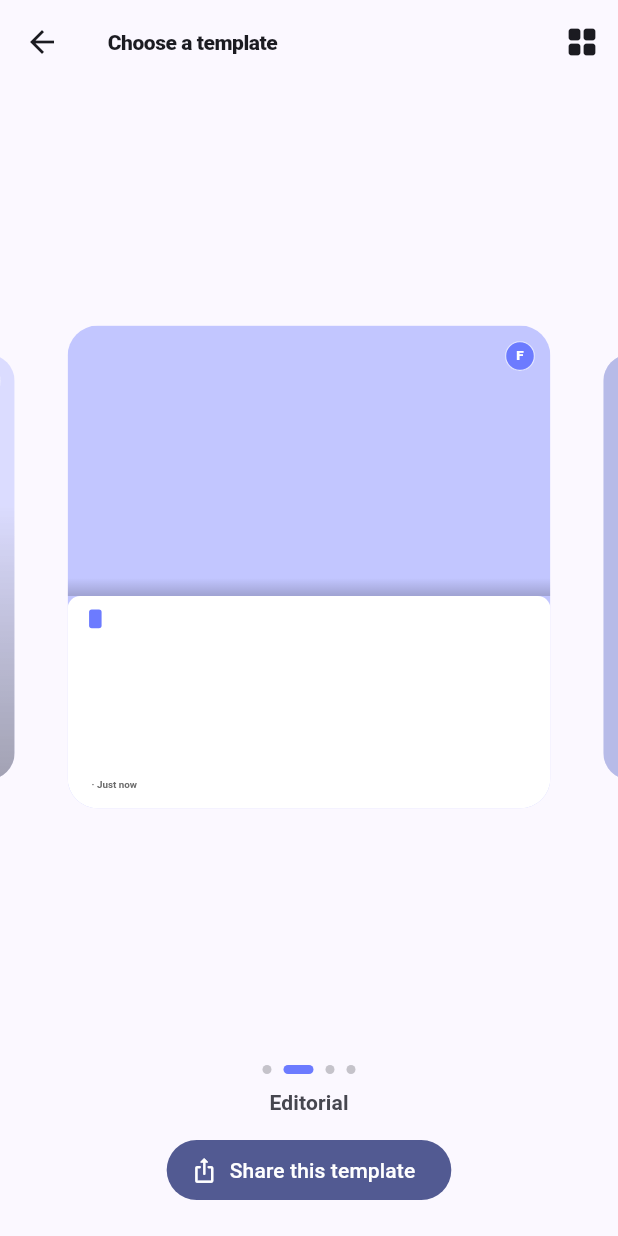
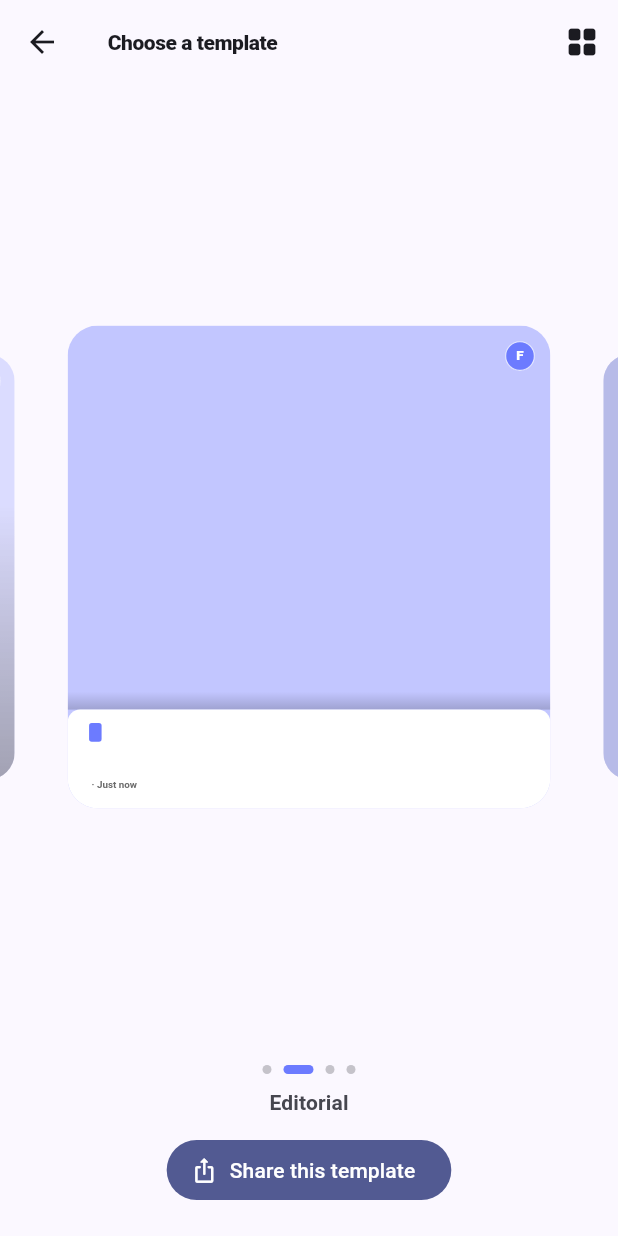
Before and after one commit to AsfaqueAhmed/news-scapper, a Flutter app: the SharePreviewScreen screen opened directly with empty values, swiped to page 2, on a phone screen of 412 x 824 dp. Run offline on Flutter 3.47's test engine with Material 3 defaults, Android fonts, the light colour scheme and no system bars; our stand-ins replace cached_network_image, flutter_riverpod, flutter_secure_storage, share_plus, shared_preferences, supabase_flutter; missing offline and left inert: dart_rss; accounts and stored records are empty; network calls fail.

Commit message:
Show the article description in the Editorial template, sized to content
Add the short description (max 3 lines) below the headline in the
card template, and make the white card's height track its actual
content instead of a fixed fraction of the photo -- so short
headlines/descriptions don't leave excess white space and long ones
don't get clipped by a too-short card.

```diff
--- a/lib/features/news/data/datasources/share_data_source.dart
+++ b/lib/features/news/data/datasources/share_data_source.dart
@@ -55,6 +55,7 @@ class ShareDataSource {
       image: image,
       accentColor: sourceAccent(article.sourceId),
       title: article.title,
+      description: article.description,
       metaText: '${article.sourceName} · ${relativeTime(article.pubDate)}',
       category: article.category,
       config: config,
--- a/lib/features/news/data/share/share_card_renderer.dart
+++ b/lib/features/news/data/share/share_card_renderer.dart
@@ -108,6 +108,7 @@ class ShareCardRenderer {
     required ui.Image? image,
     required Color accentColor,
     required String title,
+    String? description,
     required String metaText,
     String? category,
     required ShareCardConfig config,
@@ -130,7 +131,7 @@ class ShareCardRenderer {
           _drawRibbon(canvas, bounds, title, metaText, category, palette,
               hasImage: hasImage, showBadge: config.showRibbonBadge);
         case TitlePosition.card:
-          _drawCard(canvas, bounds, title, metaText, category, palette);
+          _drawCard(canvas, bounds, title, description, metaText, category, palette);
         case TitlePosition.panel:
           _drawPanel(canvas, bounds, title, metaText, category, palette);
         case TitlePosition.spotlight:
@@ -291,18 +292,75 @@ class ShareCardRenderer {
   }
 
   /// A white editorial card overlapping the bottom of the photo: colored
-  /// tag, bold black headline, gray meta line -- plus an outlined category
-  /// pill over the photo itself when the article has a category.
+  /// tag, bold black headline, a short description, gray meta line -- plus
+  /// an outlined category pill over the photo itself when the article has
+  /// a category. The card's height tracks exactly how much its content
+  /// needs (title and description each cap at a few lines), rather than a
+  /// fixed fraction of the photo.
   static void _drawCard(
     Canvas canvas,
     Rect bounds,
     String title,
+    String? description,
     String metaText,
     String? category,
     Color tagColor,
   ) {
     const padding = 48.0;
-    final cardTop = bounds.top + bounds.height * 0.56;
+    const topInset = 30.0;
+    const afterTagGap = 20.0;
+    const afterTitleGap = 16.0;
+    const afterDescriptionGap = 14.0;
+    const bottomInset = 40.0;
+    final maxTextWidth = bounds.width - padding * 2;
+
+    final tagPainter = TextPainter(
+      text: TextSpan(
+        text: (category ?? 'Breaking News').toUpperCase(),
+        style: const TextStyle(color: _white, fontSize: 22, fontWeight: FontWeight.w800, letterSpacing: 0.6),
+      ),
+      textDirection: TextDirection.ltr,
+    )..layout();
+    final tagBoxHeight = tagPainter.height + 16;
+
+    final titlePainter = TextPainter(
+      text: TextSpan(
+        text: title,
+        style: const TextStyle(color: _nearBlack, fontSize: 42, fontWeight: FontWeight.w800, height: 1.18),
+      ),
+      textDirection: TextDirection.ltr,
+      maxLines: 3,
+      ellipsis: '…',
+    )..layout(maxWidth: maxTextWidth);
+
+    TextPainter? descriptionPainter;
+    if (description != null && description.isNotEmpty) {
+      descriptionPainter = TextPainter(
+        text: TextSpan(
+          text: description,
+          style: const TextStyle(color: Color(0xFF4A4A4A), fontSize: 26, fontWeight: FontWeight.w500, height: 1.32),
+        ),
+        textDirection: TextDirection.ltr,
+        maxLines: 3,
+        ellipsis: '…',
+      )..layout(maxWidth: maxTextWidth);
+    }
+
+    final metaPainter = TextPainter(
+      text: TextSpan(
+        text: metaText,
+        style: const TextStyle(color: Color(0xFF6B6B6B), fontSize: 22, fontWeight: FontWeight.w600),
+      ),
+      textDirection: TextDirection.ltr,
+    )..layout(maxWidth: maxTextWidth);
+
+    var contentHeight = topInset + tagBoxHeight + afterTagGap + titlePainter.height;
+    if (descriptionPainter != null) {
+      contentHeight += afterTitleGap + descriptionPainter.height;
+    }
+    contentHeight += afterDescriptionGap + metaPainter.height + bottomInset;
+
+    final cardTop = bounds.bottom - contentHeight;
     final cardRect = Rect.fromLTWH(bounds.left, cardTop, bounds.width, bounds.bottom - cardTop);
 
     canvas.drawRect(
@@ -320,49 +378,22 @@ class ShareCardRenderer {
       Paint()..color = _white,
     );
 
-    final tagPainter = TextPainter(
-      text: TextSpan(
-        text: (category ?? 'Breaking News').toUpperCase(),
-        style: const TextStyle(color: _white, fontSize: 22, fontWeight: FontWeight.w800, letterSpacing: 0.6),
-      ),
-      textDirection: TextDirection.ltr,
-    )..layout();
-
-    final tagRect = Rect.fromLTWH(
-      cardRect.left + padding,
-      cardRect.top + 30,
-      tagPainter.width + 28,
-      tagPainter.height + 16,
-    );
+    final tagRect = Rect.fromLTWH(cardRect.left + padding, cardRect.top + topInset, tagPainter.width + 28, tagBoxHeight);
     canvas.drawRRect(RRect.fromRectAndRadius(tagRect, const Radius.circular(6)), Paint()..color = tagColor);
     tagPainter.paint(canvas, Offset(tagRect.left + 14, tagRect.top + 8));
 
-    final maxTextWidth = cardRect.width - padding * 2;
-    final titlePainter = TextPainter(
-      text: TextSpan(
-        text: title,
-        style: const TextStyle(color: _nearBlack, fontSize: 42, fontWeight: FontWeight.w800, height: 1.18),
-      ),
-      textDirection: TextDirection.ltr,
-      maxLines: 3,
-      ellipsis: '…',
-    )..layout(maxWidth: maxTextWidth);
-    final titleOffset = Offset(cardRect.left + padding, tagRect.bottom + 20);
-    titlePainter.paint(canvas, titleOffset);
+    var cursorY = tagRect.bottom + afterTagGap;
+    titlePainter.paint(canvas, Offset(cardRect.left + padding, cursorY));
+    cursorY += titlePainter.height;
 
-    final metaPainter = TextPainter(
-      text: TextSpan(
-        text: metaText,
-        style: const TextStyle(color: Color(0xFF6B6B6B), fontSize: 22, fontWeight: FontWeight.w600),
-      ),
-      textDirection: TextDirection.ltr,
-    )..layout(maxWidth: maxTextWidth);
-    final metaOffset = Offset(cardRect.left + padding, cardRect.bottom - 40 - metaPainter.height);
-    final safeMetaOffset =
-        Offset(metaOffset.dx, metaOffset.dy < titleOffset.dy + titlePainter.height + 12
-            ? titleOffset.dy + titlePainter.height + 12
-            : metaOffset.dy);
-    metaPainter.paint(canvas, safeMetaOffset);
+    if (descriptionPainter != null) {
+      cursorY += afterTitleGap;
+      descriptionPainter.paint(canvas, Offset(cardRect.left + padding, cursorY));
+      cursorY += descriptionPainter.height;
+    }
+
+    cursorY += afterDescriptionGap;
+    metaPainter.paint(canvas, Offset(cardRect.left + padding, cursorY));
   }
 
   /// A solid color block across the bottom third -- headline and meta sit
--- a/lib/features/news/presentation/screens/share_preview_screen.dart
+++ b/lib/features/news/presentation/screens/share_preview_screen.dart
@@ -293,6 +293,7 @@ class _SharePreviewScreenState extends ConsumerState<SharePreviewScreen> {
               image: _image,
               accentColor: accent,
               title: widget.article.title,
+              description: widget.article.description,
               metaText: '${widget.article.sourceName} · ${relativeTime(widget.article.pubDate)}',
               category: widget.article.category,
               config: _configFor(template),
@@ -308,6 +309,7 @@ class _ShareCardPainter extends CustomPainter {
   final ui.Image? image;
   final Color accentColor;
   final String title;
+  final String? description;
   final String metaText;
   final String? category;
   final ShareCardConfig config;
@@ -316,6 +318,7 @@ class _ShareCardPainter extends CustomPainter {
     required this.image,
     required this.accentColor,
     required this.title,
+    required this.description,
     required this.metaText,
     required this.category,
     required this.config,
@@ -329,6 +332,7 @@ class _ShareCardPainter extends CustomPainter {
       image: image,
       accentColor: accentColor,
       title: title,
+      description: description,
       metaText: metaText,
       category: category,
       config: config,
```
Also changed, not shown: 1 other file.
